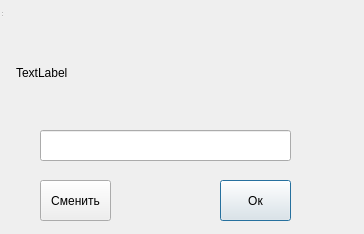
Before: the Qt Designer form forms/form_challenge.ui in 3xploit1/pp05, drawn with Qt 5.
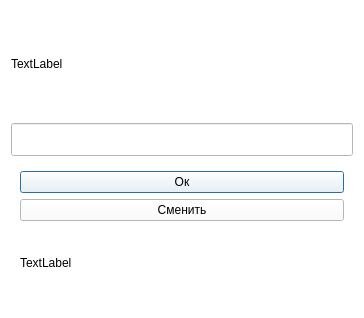
After: the same form once the commit is applied. Icons and pictures are not drawn.

```diff
--- a/forms/form_challenge.ui
+++ b/forms/form_challenge.ui
@@ -7,86 +7,82 @@
     <x>0</x>
     <y>0</y>
     <width>364</width>
-    <height>234</height>
+    <height>318</height>
    </rect>
   </property>
   <property name="windowTitle">
    <string>MainWindow</string>
   </property>
-  <widget class="QWidget" name="centralwidget" native="true">
-   <property name="geometry">
-    <rect>
-     <x>0</x>
-     <y>0</y>
-     <width>371</width>
-     <height>231</height>
-    </rect>
-   </property>
+  <property name="windowIcon">
+   <iconset>
+    <normaloff>../../Resources/logo.ico</normaloff>../../Resources/logo.ico</iconset>
+  </property>
+  <property name="styleSheet">
+   <string notr="true">background-color: rgb(255, 255, 255);</string>
+  </property>
+  <layout class="QVBoxLayout" name="verticalLayout_5">
+   <item>
+    <layout class="QVBoxLayout" name="verticalLayout">
+     <item>
    <widget class="QLabel" name="lab_captcha">
-    <property name="geometry">
-     <rect>
-      <x>16</x>
-      <y>22</y>
-      <width>331</width>
-      <height>101</height>
-     </rect>
-    </property>
     <property name="text">
      <string>TextLabel</string>
     </property>
    </widget>
-   <widget class="QPushButton" name="btn_request">
-    <property name="geometry">
-     <rect>
-      <x>220</x>
-      <y>180</y>
-      <width>71</width>
-      <height>41</height>
-     </rect>
-    </property>
-    <property name="text">
-     <string>Ок</string>
-    </property>
-   </widget>
+     </item>
+     <item>
    <widget class="QLineEdit" name="lineEdit_code_captcha">
-    <property name="geometry">
-     <rect>
-      <x>40</x>
-      <y>130</y>
-      <width>251</width>
-      <height>31</height>
-     </rect>
-    </property>
     <property name="font">
      <font>
       <pointsize>16</pointsize>
      </font>
     </property>
    </widget>
+     </item>
+    </layout>
+   </item>
+   <item>
+    <widget class="QWidget" name="centralwidget" native="true">
+     <layout class="QVBoxLayout" name="verticalLayout_4">
+      <item>
+       <layout class="QVBoxLayout" name="verticalLayout_3">
+        <item>
+         <widget class="QPushButton" name="btn_request">
+          <property name="styleSheet">
+           <string notr="true">QPushButton:hover {
+background-color: rgb(73,140,81);
+}</string>
+          </property>
+          <property name="text">
+           <string>Ок</string>
+          </property>
+         </widget>
+        </item>
+        <item>
    <widget class="QPushButton" name="btn_reload_img">
-    <property name="geometry">
-     <rect>
-      <x>40</x>
-      <y>180</y>
-      <width>71</width>
-      <height>41</height>
-     </rect>
+          <property name="styleSheet">
+           <string notr="true">QPushButton:hover {
+background-color: rgb(73,140,81);
+}</string>
     </property>
     <property name="text">
      <string>Сменить</string>
     </property>
    </widget>
-  </widget>
-  <widget class="QStatusBar" name="statusbar">
-   <property name="geometry">
-    <rect>
-     <x>0</x>
-     <y>0</y>
-     <width>3</width>
-     <height>18</height>
-    </rect>
-   </property>
-  </widget>
+        </item>
+        <item>
+         <widget class="QLabel" name="label_logo">
+          <property name="text">
+           <string>TextLabel</string>
+          </property>
+         </widget>
+        </item>
+       </layout>
+      </item>
+     </layout>
+    </widget>
+   </item>
+  </layout>
  </widget>
  <resources/>
  <connections/>
```
Lines whose indentation alone changed are shown as unchanged.
